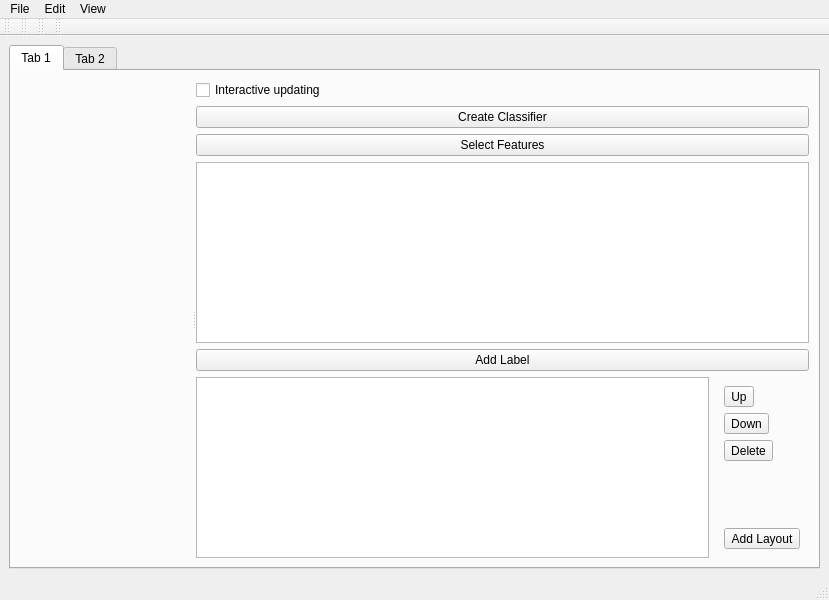
ilastik/ilastik, file designerElements/MainWindow.ui: the form before one commit.
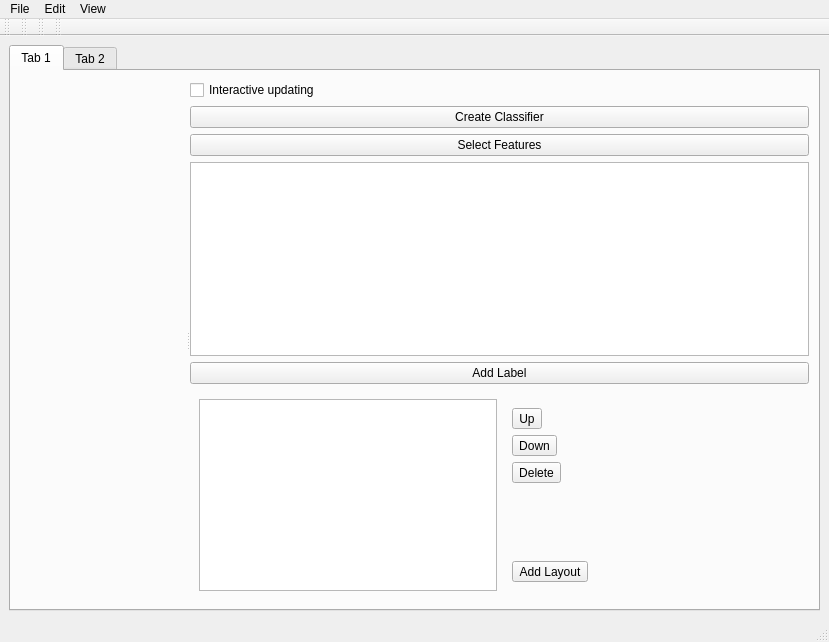
The form after the commit. Icons and pictures are not drawn. Custom widgets are drawn as their Qt base class.

Diff of the .ui file:
```diff
--- a/designerElements/MainWindow.ui
+++ b/designerElements/MainWindow.ui
@@ -31,7 +31,13 @@
            <enum>Qt::Horizontal</enum>
           </property>
           <widget class="VolumeEditorWidget" name="volumeEditorWidget"/>
-          <widget class="QWidget" name="layoutWidget">
+          <widget class="QWidget" name="widget" native="true">
+           <property name="sizePolicy">
+            <sizepolicy hsizetype="Minimum" vsizetype="Minimum">
+             <horstretch>0</horstretch>
+             <verstretch>0</verstretch>
+            </sizepolicy>
+           </property>
            <layout class="QVBoxLayout" name="verticalLayout_2">
             <item>
              <widget class="QCheckBox" name="checkInteractive">
@@ -45,6 +51,12 @@
             </item>
             <item>
              <widget class="QPushButton" name="StartClassificationButton">
+              <property name="sizePolicy">
+               <sizepolicy hsizetype="Minimum" vsizetype="Fixed">
+                <horstretch>0</horstretch>
+                <verstretch>0</verstretch>
+               </sizepolicy>
+              </property>
               <property name="text">
                <string>Create Classifier</string>
               </property>
@@ -52,13 +64,26 @@
             </item>
             <item>
              <widget class="QPushButton" name="SelectFeaturesButton">
+              <property name="sizePolicy">
+               <sizepolicy hsizetype="Minimum" vsizetype="Fixed">
+                <horstretch>0</horstretch>
+                <verstretch>0</verstretch>
+               </sizepolicy>
+              </property>
               <property name="text">
                <string>Select Features</string>
               </property>
              </widget>
             </item>
             <item>
-             <widget class="LabelListView" name="labelListView"/>
+             <widget class="LabelListView" name="labelListView">
+              <property name="sizePolicy">
+               <sizepolicy hsizetype="Minimum" vsizetype="Expanding">
+                <horstretch>0</horstretch>
+                <verstretch>0</verstretch>
+               </sizepolicy>
+              </property>
+             </widget>
             </item>
             <item>
              <widget class="QPushButton" name="AddLabelButton">
@@ -68,9 +93,23 @@
              </widget>
             </item>
             <item>
+             <widget class="QWidget" name="" native="true">
+              <property name="sizePolicy">
+               <sizepolicy hsizetype="Minimum" vsizetype="Preferred">
+                <horstretch>0</horstretch>
+                <verstretch>0</verstretch>
+               </sizepolicy>
+              </property>
              <layout class="QHBoxLayout" name="horizontalLayout">
               <item>
-               <widget class="LayerWidget" name="layerWidget"/>
+                <widget class="LayerWidget" name="layerWidget">
+                 <property name="sizePolicy">
+                  <sizepolicy hsizetype="Minimum" vsizetype="Expanding">
+                   <horstretch>0</horstretch>
+                   <verstretch>0</verstretch>
+                  </sizepolicy>
+                 </property>
+                </widget>
               </item>
               <item>
                <widget class="QWidget" name="widget" native="true">
@@ -148,6 +187,7 @@
                </widget>
               </item>
              </layout>
+             </widget>
             </item>
            </layout>
           </widget>
```
Lines whose indentation alone changed are shown as unchanged.
